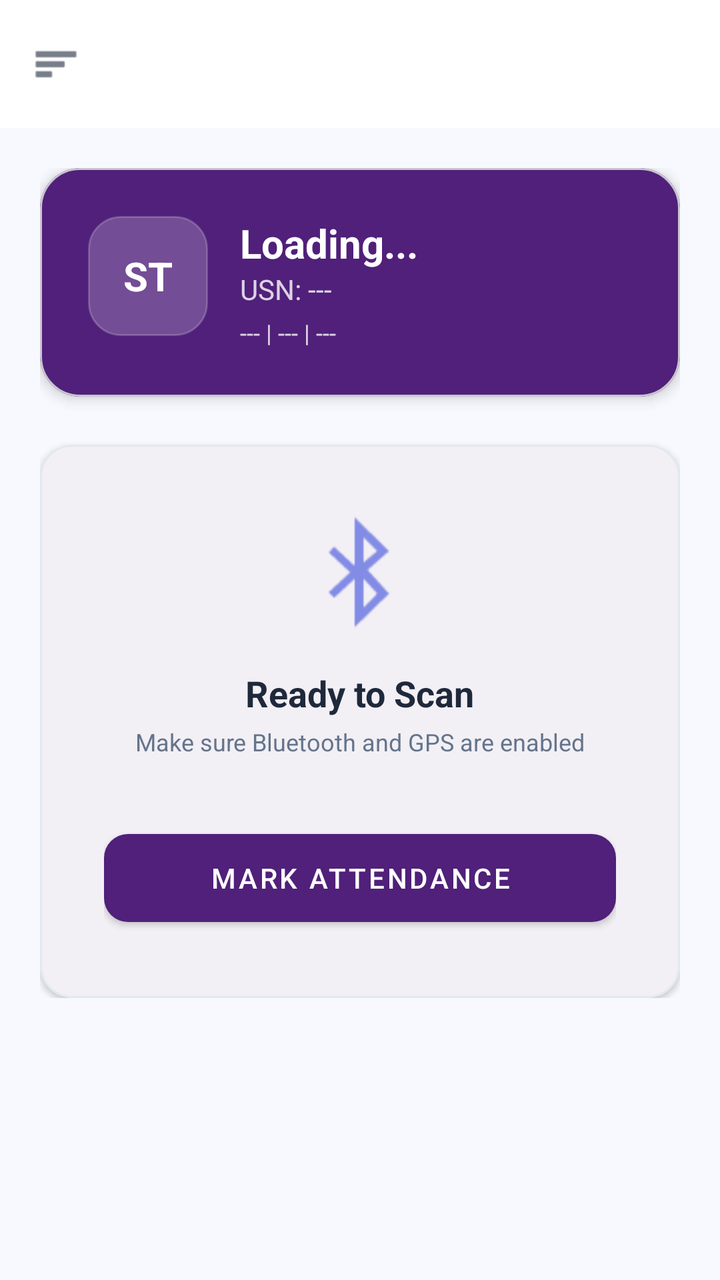
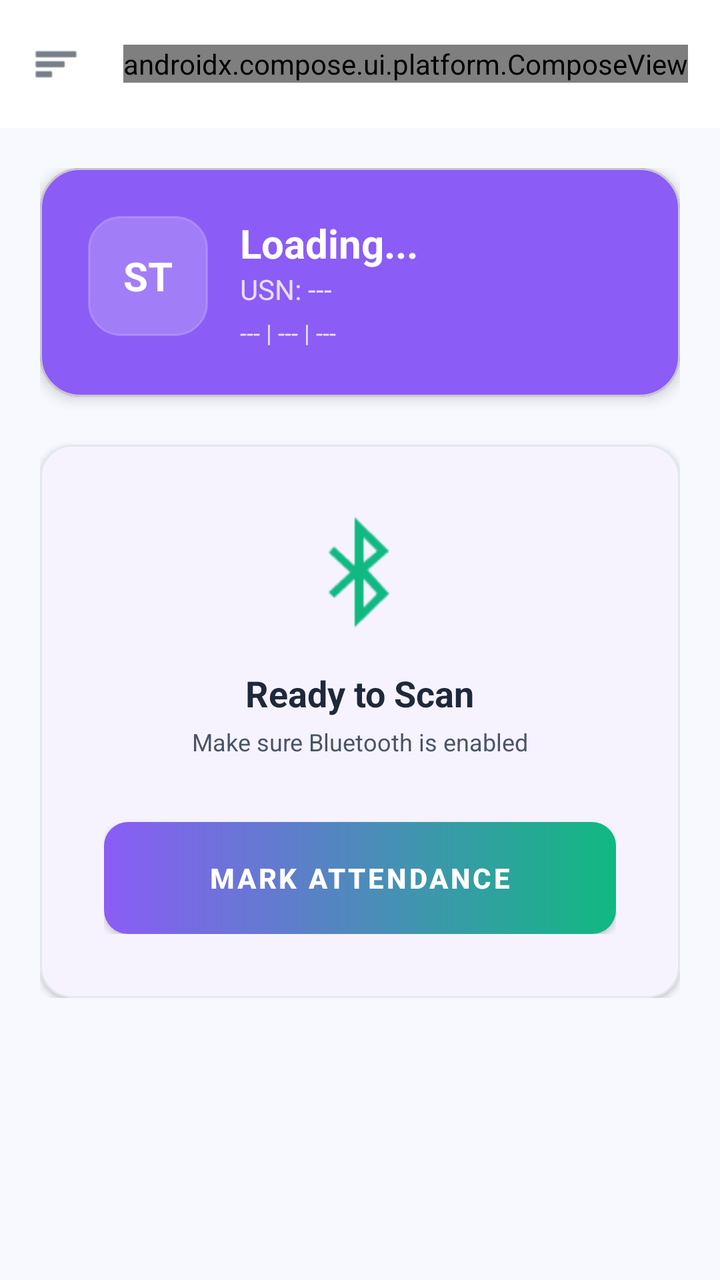

Two renders of the same Android screen: before a commit and after it. Below are the layout's source before the change and the commit's diff.
<!-- AndroidManifest.xml: activity theme Theme.AutoAttendance -->
<!-- res/layout/activity_student.xml -->
<?xml version="1.0" encoding="utf-8"?>
<androidx.drawerlayout.widget.DrawerLayout xmlns:android="http://schemas.android.com/apk/res/android"
    xmlns:app="http://schemas.android.com/apk/res-auto"
    xmlns:tools="http://schemas.android.com/tools"
    android:id="@+id/drawerLayout"
    android:layout_width="match_parent"
    android:layout_height="match_parent"
    tools:context=".StudentActivity">

    <androidx.coordinatorlayout.widget.CoordinatorLayout
        android:layout_width="match_parent"
        android:layout_height="match_parent"
        android:background="@color/surface_background">

        <com.google.android.material.appbar.AppBarLayout
            android:layout_width="match_parent"
            android:layout_height="wrap_content"
            android:background="@color/white"
            app:elevation="0dp">

            <androidx.appcompat.widget.Toolbar
                android:id="@+id/toolbar"
                android:layout_width="match_parent"
                android:layout_height="?attr/actionBarSize">

                <ImageView
                    android:id="@+id/btnMenu"
                    android:layout_width="24dp"
                    android:layout_height="24dp"
                    android:src="@android:drawable/ic_menu_sort_by_size"
                    app:tint="@color/text_primary" />

            </androidx.appcompat.widget.Toolbar>
        </com.google.android.material.appbar.AppBarLayout>

        <androidx.core.widget.NestedScrollView
            android:layout_width="match_parent"
            android:layout_height="match_parent"
            app:layout_behavior="@string/appbar_scrolling_view_behavior">

            <LinearLayout
                android:layout_width="match_parent"
                android:layout_height="wrap_content"
                android:orientation="vertical"
                android:padding="20dp">

                
                <com.google.android.material.card.MaterialCardView
                    android:id="@+id/cardProfile"
                    android:layout_width="match_parent"
                    android:layout_height="wrap_content"
                    app:cardBackgroundColor="@color/brand_primary"
                    app:cardCornerRadius="20dp"
                    app:cardElevation="4dp">

                    <LinearLayout
                        android:layout_width="match_parent"
                        android:layout_height="wrap_content"
                        android:orientation="horizontal"
                        android:padding="24dp">

                        <FrameLayout
                            android:layout_width="60dp"
                            android:layout_height="60dp"
                            android:background="@drawable/card_bg"
                            android:backgroundTint="#33FFFFFF">

                            <TextView
                                android:id="@+id/tvStudentInitials"
                                android:layout_width="wrap_content"
                                android:layout_height="wrap_content"
                                android:layout_gravity="center"
                                android:text="ST"
                                android:textColor="@color/white"
                                android:textSize="20sp"
                                android:textStyle="bold" />
                        </FrameLayout>

                        <LinearLayout
                            android:layout_width="0dp"
                            android:layout_height="wrap_content"
                            android:layout_marginStart="16dp"
                            android:layout_weight="1"
                            android:orientation="vertical">

                            <TextView
                                android:id="@+id/tvStudentName"
                                android:layout_width="wrap_content"
                                android:layout_height="wrap_content"
                                android:text="Loading..."
                                android:textColor="@color/white"
                                android:textSize="20sp"
                                android:textStyle="bold" />

                            <TextView
                                android:id="@+id/tvStudentUsn"
                                android:layout_width="wrap_content"
                                android:layout_height="wrap_content"
                                android:alpha="0.8"
                                android:text="USN: ---"
                                android:textColor="@color/white"
                                android:textSize="14sp" />

                            <TextView
                                android:id="@+id/tvStudentDetails"
                                android:layout_width="wrap_content"
                                android:layout_height="wrap_content"
                                android:alpha="0.8"
                                android:layout_marginTop="4dp"
                                android:text="--- | --- | ---"
                                android:textColor="@color/white"
                                android:textSize="12sp" />
                        </LinearLayout>
                    </LinearLayout>
                </com.google.android.material.card.MaterialCardView>

                
                <com.google.android.material.card.MaterialCardView
                    android:layout_width="match_parent"
                    android:layout_height="wrap_content"
                    android:layout_marginTop="24dp"
                    app:cardBackgroundColor="@color/white"
                    app:cardCornerRadius="16dp"
                    app:cardElevation="2dp"
                    app:strokeColor="@color/border_subtle"
                    app:strokeWidth="1dp">

                    <LinearLayout
                        android:layout_width="match_parent"
                        android:layout_height="wrap_content"
                        android:gravity="center"
                        android:orientation="vertical"
                        android:padding="32dp">

                        <ImageView
                            android:id="@+id/ivStatusIcon"
                            android:layout_width="64dp"
                            android:layout_height="64dp"
                            android:src="@android:drawable/stat_sys_data_bluetooth"
                            app:tint="@color/brand_accent" />

                        <TextView
                            android:id="@+id/tvStatus"
                            android:layout_width="wrap_content"
                            android:layout_height="wrap_content"
                            android:layout_marginTop="16dp"
                            android:text="Ready to Scan"
                            android:textColor="@color/text_primary"
                            android:textSize="18sp"
                            android:textStyle="bold" />

                        <TextView
                            android:layout_width="wrap_content"
                            android:layout_height="wrap_content"
                            android:layout_marginTop="4dp"
                            android:text="Make sure Bluetooth and GPS are enabled"
                            android:textColor="@color/text_secondary"
                            android:textSize="12sp" />

                        <Button
                            android:id="@+id/btnMarkAttendance"
                            style="@style/Widget.MaterialComponents.Button"
                            android:layout_width="match_parent"
                            android:layout_height="56dp"
                            android:layout_marginTop="32dp"
                            android:text="Mark Attendance"
                            app:cornerRadius="12dp" />
                    </LinearLayout>
                </com.google.android.material.card.MaterialCardView>

            </LinearLayout>
        </androidx.core.widget.NestedScrollView>

    </androidx.coordinatorlayout.widget.CoordinatorLayout>

    <androidx.compose.ui.platform.ComposeView
        android:id="@+id/drawerComposeView"
        android:layout_width="wrap_content"
        android:layout_height="match_parent"
        android:layout_gravity="start" />

</androidx.drawerlayout.widget.DrawerLayout>
<!-- resources referenced by this layout -->
<resources>
  <color name="border_subtle">#E2E8F0</color>
  <color name="brand_accent">#838CE5</color>
  <color name="brand_primary">#50207A</color>
  <color name="surface_background">#F8F9FE</color>
  <color name="text_primary">#1E293B</color>
  <color name="text_secondary">#64748B</color>
  <color name="white">#FFFFFFFF</color>
  <!-- drawable card_bg (drawable) -->
  <?xml version="1.0" encoding="utf-8"?>
  <shape xmlns:android="http://schemas.android.com/apk/res/android"
      android:shape="rectangle">
      <solid android:color="@color/surface_card" />
      <corners android:radius="16dp" />
      <stroke
          android:width="1dp"
          android:color="@color/border_subtle" />
  </shape>
  <style name="Theme.AutoAttendance" parent="Theme.Material3.Light.NoActionBar">
          
          <item name="colorPrimary">@color/brand_primary</item>
          <item name="colorOnPrimary">@color/white</item>
          <item name="colorPrimaryContainer">@color/brand_light</item>
          <item name="colorOnPrimaryContainer">@color/brand_primary</item>
  
          
          <item name="colorSecondary">@color/brand_accent</item>
          <item name="colorOnSecondary">@color/white</item>
  
          
          <item name="android:statusBarColor">@color/surface_background</item>
          <item name="android:windowLightStatusBar">true</item>
  
          
          <item name="android:windowBackground">@color/surface_background</item>
          <item name="colorSurface">@color/surface_card</item>
      </style>
  <color name="surface_card">#FFFFFF</color>
  <color name="brand_light">#D6B9FC</color>
</resources>

<!-- the commit's change to res/layout/activity_student.xml (unified diff, before → after) -->
@@ -10,7 +10,7 @@
     <androidx.coordinatorlayout.widget.CoordinatorLayout
         android:layout_width="match_parent"
         android:layout_height="match_parent"
-        android:background="@color/surface_background">
+        android:background="@drawable/root_background">
 
         <com.google.android.material.appbar.AppBarLayout
             android:layout_width="match_parent"
@@ -29,6 +29,20 @@
                     android:layout_height="24dp"
                     android:src="@android:drawable/ic_menu_sort_by_size"
                     app:tint="@color/text_primary" />
+
+                <androidx.compose.ui.platform.ComposeView
+                    android:id="@+id/gamificationSummaryCompose"
+                    android:layout_width="0dp"
+                    android:layout_height="wrap_content"
+                    android:layout_weight="1"
+                    android:layout_marginHorizontal="8dp" />
+
+                <androidx.compose.ui.platform.ComposeView
+                    android:id="@+id/themeToggleCompose"
+                    android:layout_width="wrap_content"
+                    android:layout_height="wrap_content"
+                    android:layout_gravity="end"
+                    android:layout_marginEnd="16dp" />
 
             </androidx.appcompat.widget.Toolbar>
         </com.google.android.material.appbar.AppBarLayout>
@@ -153,7 +167,7 @@
                             android:layout_width="wrap_content"
                             android:layout_height="wrap_content"
                             android:layout_marginTop="4dp"
-                            android:text="Make sure Bluetooth and GPS are enabled"
+                            android:text="Make sure Bluetooth is enabled"
                             android:textColor="@color/text_secondary"
                             android:textSize="12sp" />
 
@@ -164,6 +178,9 @@
                             android:layout_height="56dp"
                             android:layout_marginTop="32dp"
                             android:text="Mark Attendance"
+                            android:textStyle="bold"
+                            android:background="@drawable/brand_gradient_button"
+                            app:backgroundTint="@null"
                             app:cornerRadius="12dp" />
                     </LinearLayout>
                 </com.google.android.material.card.MaterialCardView>
<!-- resource entries referenced after the edit -->
@@ -1,12 +1,25 @@
 <!-- resources referenced by this layout -->
 <resources>
-  <color name="border_subtle">#E2E8F0</color>
-  <color name="brand_accent">#838CE5</color>
-  <color name="brand_primary">#50207A</color>
-  <color name="surface_background">#F8F9FE</color>
-  <color name="text_primary">#1E293B</color>
-  <color name="text_secondary">#64748B</color>
-  <color name="white">#FFFFFFFF</color>
+  <color name="border_subtle">@color/borderLight</color>
+  <color name="brand_accent">@color/brandGreen</color>
+  <color name="brand_primary">@color/brandPurple</color>
+  <color name="surface_background">@color/canvasLight</color>
+  <color name="status_danger">#EF4444</color>
+  <color name="cardBgLight">#FFFFFF</color>
+  <color name="text_primary">@color/textPrimaryLight</color>
+  <color name="text_secondary">@color/textSecondaryLight</color>
+  <color name="white">#FFFFFF</color>
+  <!-- drawable brand_gradient_button (drawable) -->
+  <?xml version="1.0" encoding="utf-8"?>
+  <shape xmlns:android="http://schemas.android.com/apk/res/android"
+      android:shape="rectangle">
+      <gradient
+          android:angle="0"
+          android:startColor="#8B5CF6"
+          android:endColor="#10B981"
+          android:type="linear" />
+      <corners android:radius="12dp" />
+  </shape>
   <!-- drawable card_bg (drawable) -->
   <?xml version="1.0" encoding="utf-8"?>
   <shape xmlns:android="http://schemas.android.com/apk/res/android"
@@ -17,26 +30,39 @@
           android:width="1dp"
           android:color="@color/border_subtle" />
   </shape>
-  <style name="Theme.AutoAttendance" parent="Theme.Material3.Light.NoActionBar">
-          
+  <!-- drawable root_background (drawable) -->
+  <?xml version="1.0" encoding="utf-8"?>
+  <shape xmlns:android="http://schemas.android.com/apk/res/android"
+      android:shape="rectangle">
+      <solid android:color="@color/canvasLight" />
+  </shape>
+  <style name="Theme.AutoAttendance" parent="Theme.Material3.DayNight.NoActionBar">
           <item name="colorPrimary">@color/brand_primary</item>
           <item name="colorOnPrimary">@color/white</item>
-          <item name="colorPrimaryContainer">@color/brand_light</item>
-          <item name="colorOnPrimaryContainer">@color/brand_primary</item>
+          <item name="colorPrimaryContainer">@color/brandPurpleTint</item>
+          <item name="colorOnPrimaryContainer">@color/brandPurpleBadgeText</item>
   
-          
           <item name="colorSecondary">@color/brand_accent</item>
           <item name="colorOnSecondary">@color/white</item>
   
-          
           <item name="android:statusBarColor">@color/surface_background</item>
           <item name="android:windowLightStatusBar">true</item>
   
-          
           <item name="android:windowBackground">@color/surface_background</item>
           <item name="colorSurface">@color/surface_card</item>
+          <item name="colorOnSurface">@color/text_primary</item>
+          <item name="colorOnSurfaceVariant">@color/text_secondary</item>
+          <item name="colorOutline">@color/border_subtle</item>
+          <item name="colorError">@color/status_danger</item>
       </style>
-  <color name="surface_card">#FFFFFF</color>
-  <color name="brand_light">#D6B9FC</color>
+  <color name="borderLight">#E2E8F0</color>
+  <color name="brandGreen">#10B981</color>
+  <color name="brandPurple">#8B5CF6</color>
+  <color name="textPrimaryLight">#1E293B</color>
+  <color name="textSecondaryLight">#475569</color>
+  <color name="surface_card">@color/cardBgLight</color>
+  <color name="canvasLight">#F8F9FE</color>
+  <color name="brandPurpleTint">#EDE9FE</color>
+  <color name="brandPurpleBadgeText">#5B21B6</color>
 </resources>
 
